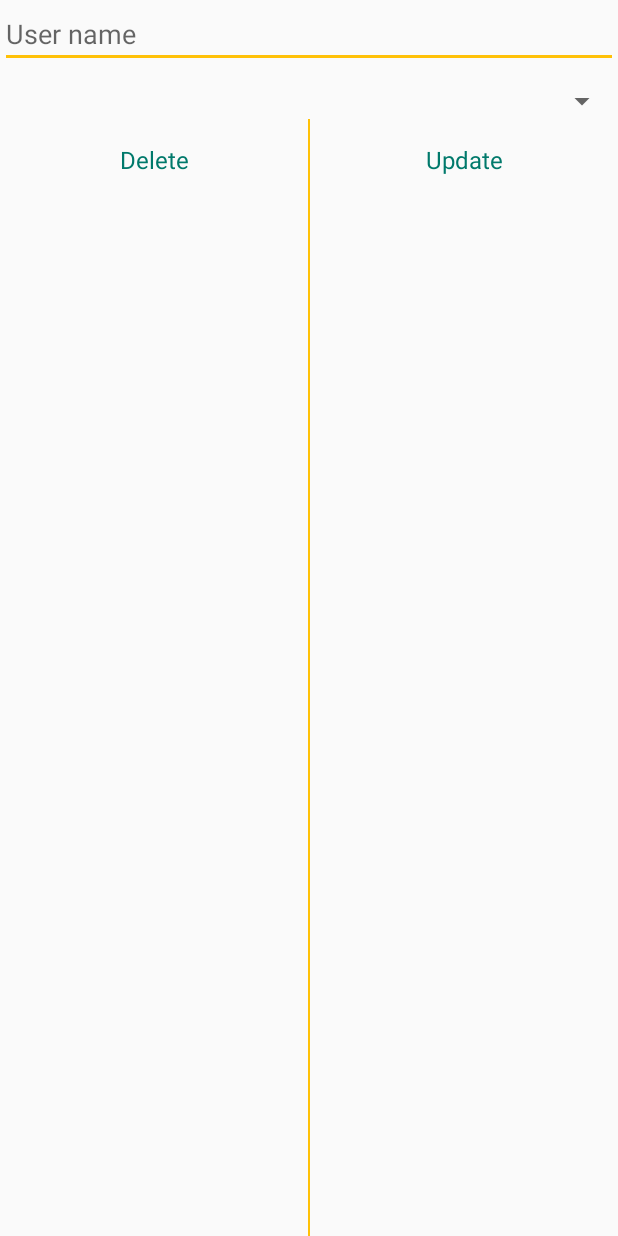
After one commit to Devendra-Mehra/Green-Dao-Demo, an Android app: the layout custom_material_dilog.xml on its own in the app's theme, with its tools: preview values and no code run, on a phone screen of 412 x 824 dp. The commit adds this screen. Run offline under Robolectric (Android 15) with nearby library versions, the phone set to English and light mode, and no system bars.

Commit message:
delete done

```diff
--- a/app/src/main/java/com/example/greendaodemo/database/user/operations/UserOperations.java
+++ b/app/src/main/java/com/example/greendaodemo/database/user/operations/UserOperations.java
@@ -45,5 +45,8 @@ public class UserOperations extends BaseRepo {
                 .list();
     }
 
+    public void delete(Long userId) {
+        dao.deleteByKey(userId);
+    }
 
 }
--- /dev/null
+++ b/app/src/main/res/layout/custom_material_dilog.xml
@@ -0,0 +1,65 @@
+<?xml version="1.0" encoding="utf-8"?>
+<layout xmlns:android="http://schemas.android.com/apk/res/android">
+
+    <LinearLayout
+        android:id="@+id/ll_controls"
+        android:layout_width="match_parent"
+        android:layout_height="wrap_content"
+        android:baselineAligned="false"
+        android:orientation="vertical">
+
+        <EditText
+            android:id="@+id/et_user_name"
+            android:layout_width="match_parent"
+            android:layout_height="wrap_content"
+
+            android:hint="@string/user_name"
+            android:inputType="textCapSentences"
+            android:maxLines="1"
+            android:singleLine="true" />
+
+        <Spinner
+            android:id="@+id/spinner_state"
+            android:layout_width="match_parent"
+            android:layout_height="wrap_content"
+            android:layout_marginTop="10dp"
+            android:singleLine="true" />
+
+        <RelativeLayout
+            android:layout_width="match_parent"
+            android:layout_height="wrap_content">
+
+            <TextView
+                android:id="@+id/tv_delete"
+                android:layout_width="match_parent"
+                android:layout_height="wrap_content"
+                android:layout_toStartOf="@+id/view"
+                android:gravity="center"
+                android:padding="16dp"
+                android:text="@string/delete"
+                android:textColor="@color/colorPrimaryDark"
+                android:textSize="16sp" />
+
+            <View
+                android:id="@+id/view"
+                android:layout_width="1dp"
+                android:layout_height="match_parent"
+                android:layout_centerHorizontal="true"
+                android:background="@color/colorAccent" />
+
+            <TextView
+                android:id="@+id/tv_update"
+                android:layout_width="match_parent"
+                android:layout_height="wrap_content"
+                android:layout_toEndOf="@+id/view"
+                android:gravity="center"
+                android:padding="16dp"
+                android:text="@string/update"
+                android:textColor="@color/colorPrimaryDark"
+                android:textSize="16sp" />
+
+        </RelativeLayout>
+
+
+    </LinearLayout>
+</layout>
--- a/app/src/main/res/layout/with_data_row.xml
+++ b/app/src/main/res/layout/with_data_row.xml
@@ -4,6 +4,7 @@
     xmlns:tools="http://schemas.android.com/tools">
 
     <android.support.v7.widget.CardView
+        android:id="@+id/card_view"
         android:layout_width="match_parent"
         android:layout_height="50dp"
         android:layout_marginBottom="5dp"
@@ -41,6 +42,7 @@
                 android:layout_height="wrap_content"
                 android:layout_alignParentBottom="true"
                 android:layout_alignParentEnd="true"
+                android:layout_marginEnd="5dp"
                 android:padding="5dp"
                 android:textColor="@color/red"
                 android:textSize="12sp"
--- a/app/src/main/res/values/strings.xml
+++ b/app/src/main/res/values/strings.xml
@@ -5,11 +5,14 @@
     <string name="user_name">User name</string>
     <string name="state_city">State/City</string>
     <string name="submit">Submit</string>
+    <string name="delete">Delete</string>
+    <string name="update">Update</string>
     <string name="user_name_error">User name is mandatory</string>
     <string name="state_error">You have not enter your state</string>
     <string name="initial">First initial of the last</string>
     <string name="no_data_available">No Data available</string>
     <string name="no_record_found">No Record found</string>
+    <string name="title">Operations</string>
 
 
     <string-array name="state_name">
```
Also changed, not shown: app/src/main/java/com/example/greendaodemo/database/user/entity/UserEntity.java (+14 -4 lines), app/src/main/java/com/example/greendaodemo/main/MainActivity.java (+39 -1 lines), app/src/main/java/com/example/greendaodemo/main/adapter/RecyclerViewAdapter.java (+17 -4 lines), 1 other file.
